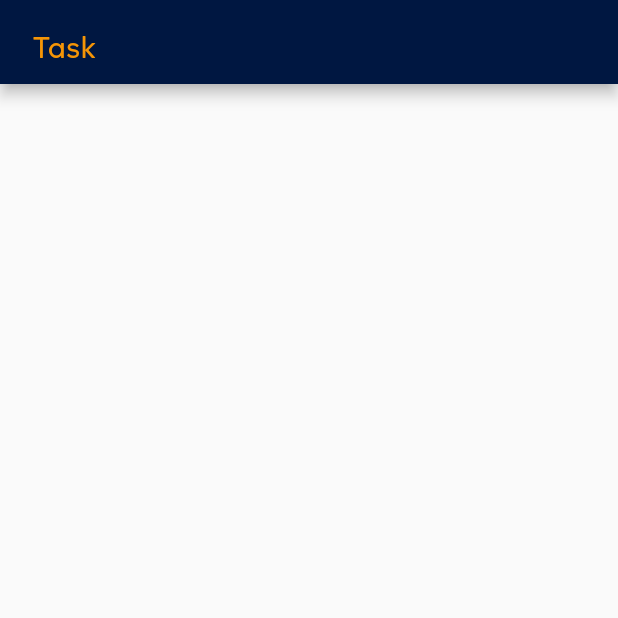
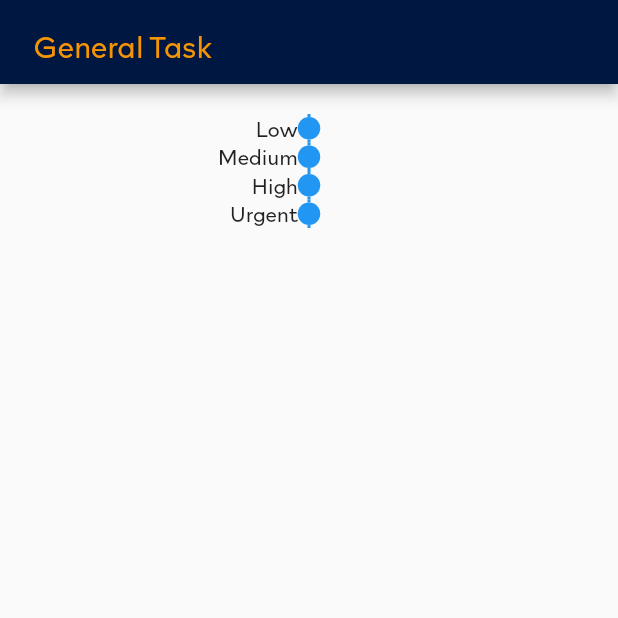
Before and after one commit to SethuJangid/FlutterAYT, a Flutter app: the GeneralTaskScreen screen opened directly, on a phone screen of 412 x 824 dp, the top half of it. Run offline on Flutter 3.47's test engine with Material 2 defaults, Android fonts, the phone set to English and light mode, and no system bars; drawn by our look-alikes of timelines; our stand-ins replace carousel_slider, cloud_firestore, curved_navigation_bar, device_info, dio, firebase_auth and 14 more; missing offline and left inert: barcode_scan, bubbled_navigation_bar, device_calendar, expansion_card, grouped_buttons; accounts and stored records are empty; network calls fail.

Commit message:
Initial commit

```diff
--- a/lib/Screens/Task Pages/GeneralTaskScreen.dart
+++ b/lib/Screens/Task Pages/GeneralTaskScreen.dart
@@ -1,6 +1,7 @@
 import 'package:AYT_Attendence/Widgets/AppConfig.dart';
 import 'package:flutter/cupertino.dart';
 import 'package:flutter/material.dart';
+import 'package:timelines/timelines.dart';
 
 class GeneralTaskScreen extends StatefulWidget {
   @override
@@ -11,7 +12,7 @@ class GeneralTaskScreen extends StatefulWidget {
 
 class GeneralTaskState extends State<GeneralTaskScreen> {
 
-  int _bottomBarIndex = 0;
+  List taskList = ['Low','Medium','High','Urgent'];
   @override
   Widget build(BuildContext context) {
     return Scaffold(
@@ -19,10 +20,19 @@ class GeneralTaskState extends State<GeneralTaskScreen> {
         backgroundColor: AppConfig.appColorMain,
         title: Padding(
           padding: const EdgeInsets.only(left: 6.0, top: 5.0),
-          child: Text("Task",style: TextStyle(color: AppConfig.appBarTextColor),)
+          child: Text("General Task",style: TextStyle(color: AppConfig.appBarTextColor),)
         ),
       ), //AppBar ,
-      //body:VerticalBar(),
+      body: Container(
+        margin: EdgeInsets.symmetric(horizontal: 5,vertical: 20),
+        child: Timeline.tileBuilder(
+          builder: TimelineTileBuilder.fromStyle(
+            contentsAlign: ContentsAlign.reverse,
+            contentsBuilder: (context, index) => Text(taskList[index]),
+            itemCount: 4,
+          ),
+        ),
+      ),
     );
   }
 }
--- a/pubspec.yaml
+++ b/pubspec.yaml
@@ -10,7 +10,7 @@ dependencies:
   cupertino_icons: ^0.1.3
   path_drawing:
 
-  step_progress_indicator: ^0.2.5+8
+  timelines: any
 
   carousel_slider: ^2.0.0
   splashscreen: ^1.2.0
```
Also changed, not shown: pubspec.lock.
